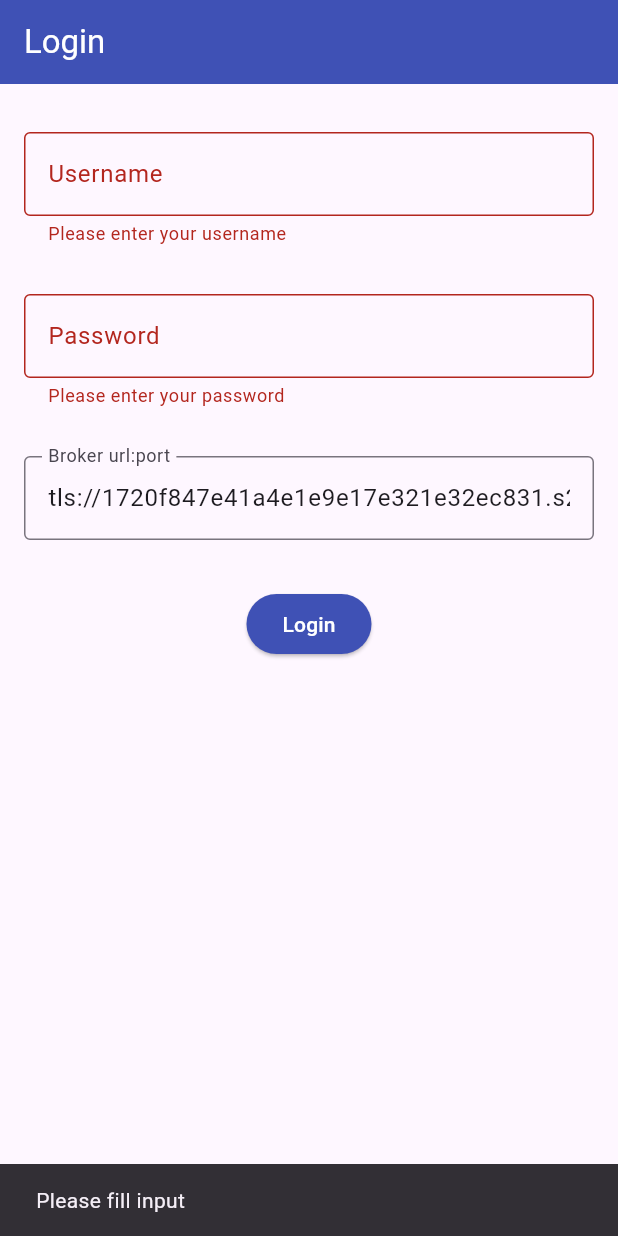
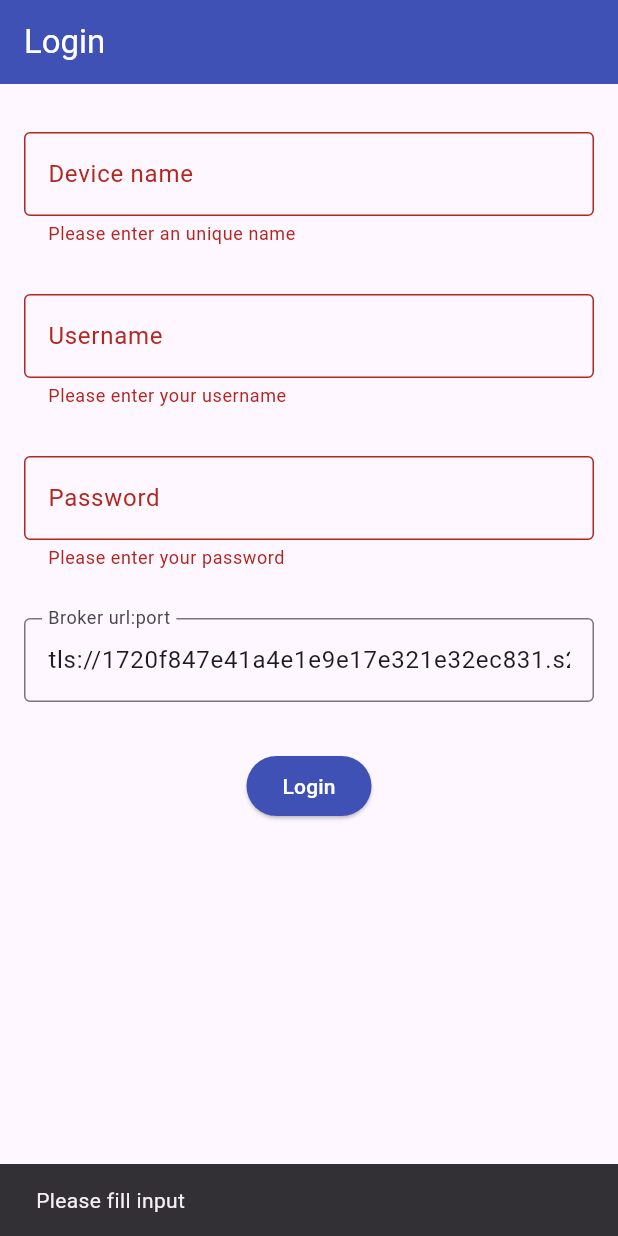
Before and after one commit to madagaga/oCamera, a Flutter app: the screen it shows after launch, after a tap on "Login", on a phone screen of 412 x 824 dp. Run offline on Flutter 3.47's test engine with Material 3 defaults, Android fonts, the phone set to English and light mode, and no system bars; our stand-ins replace get, get_storage, permission_handler; missing offline and left inert: flutter_webrtc, mqtt_client.

Commit message:
Handle device snapshot and persistance Add device display name Add device streaming status fix hangup issue Handle connectionstate Ui upgrades

```diff
--- a/lib/main.dart
+++ b/lib/main.dart
@@ -3,6 +3,7 @@ import 'dart:async';
 
 import 'package:permission_handler/permission_handler.dart';
 import 'package:rtc/models/user.dart';
+import 'package:rtc/models/devices.dart';
 import 'package:rtc/pages/loading/loading_controller.dart';
 import 'package:rtc/services/signaling_channel.dart';
 import 'package:flutter/material.dart';
@@ -17,7 +18,7 @@ void main() async {
   await _initializePermissions();
   await _initializeServices();
 
-  runApp(OcameraApp());
+  runApp(const OcameraApp());
 }
 
 Future<void> _initializePermissions() async {
@@ -28,15 +29,30 @@ Future<void> _initializePermissions() async {
 
 /// This function initializes all services used in the application.
 Future _initializeServices() async {
-  // This logger service YaLogger MUST be implemented BEFORE every services & repositories because they depends of it.
   final storage = GetStorage();
   String? data = storage.read<String>('currentUser');
-  User current = User();
+  // load user
+  User currentUser = User();
   if (data != null) {
     dynamic jsonData = jsonDecode(data);
-    current = User.fromJson(jsonData);
+    currentUser = User.fromJson(jsonData);
   }
-  Get.put(current, permanent: true);
+  Get.put(currentUser, permanent: true);
+
+  Map<String, Device> devices = {};
+
+  if (currentUser.id != '') {
+    // load devices
+    data = storage.read<String>('devices');
+    if (data != null) {
+      dynamic jsonData = jsonDecode(data);
+      for (var item in jsonData) {
+        devices[item['id']] = Device.fromJson(item, true);
+      }
+    }
+  }
+  Get.put(devices, permanent: true);
+
   Get.put(SignalingService(), permanent: true);
 }
 
--- a/lib/models/devices.dart
+++ b/lib/models/devices.dart
@@ -5,20 +5,34 @@ class Device {
   String name = '';
   String type = '';
   bool online = false;
+  bool streaming = false;
   Uint8List snapshot = Uint8List(0);
 
   Device(this.id, this.name, this.type, this.online);
-  Map toJson() => {
-        'name': name,
-        'id': id,
-        'type': type,
-        'online': online,
-      };
 
-  Device.fromJson(Map<String, dynamic> data) {
+  Map toJson(bool full) {
+    Map<String, dynamic> result = {
+      'name': name,
+      'id': id,
+      'type': type,
+      'online': online,
+      'streaming': streaming,
+    };
+    if (full) {
+      result['snapshot'] = snapshot;
+    }
+    return result;
+  }
+
+  Device.fromJson(Map<String, dynamic> data, bool full) {
     id = data['id'];
     name = data['name'];
     online = data['online'];
     type = data['type'];
+    // set streaming if available
+    streaming = data['streaming'] ?? false;
+    if (full) {
+      snapshot = data['snapshot'] ?? Uint8List(0);
+    }
   }
 }
--- a/lib/models/user.dart
+++ b/lib/models/user.dart
@@ -3,6 +3,7 @@ class User {
   String name = '';
   String password = '';
   String broker = '';
+  String deviceName = '';
 
   User();
 
@@ -11,10 +12,11 @@ class User {
     name = data['name'];
     password = data['password'];
     broker = data['broker'];
+    deviceName = data['deviceName'];
   }
 
   Map<String, dynamic> toJson() =>
-      {'name': name, 'id': id, 'password': password, 'broker': broker};
+      {'name': name, 'id': id, 'password': password, 'broker': broker, 'deviceName': deviceName};
 
   bool isValid() {
     if (id.isEmpty || name.isEmpty || password.isEmpty || broker.isEmpty) {
--- a/lib/pages/login/login_controller.dart
+++ b/lib/pages/login/login_controller.dart
@@ -11,12 +11,14 @@ class LoginController extends GetxController {
   ///  The controller constructor.
   LoginController();
 
-  Future<void> saveUserData(String name, String password, String broker) async {
+  Future<void> saveUserData(
+      String name, String password, String broker, String deviceName) async {
     final storage = GetStorage();
     userData.id = DateTime.now().millisecondsSinceEpoch.toString();
     userData.name = name;
     userData.password = password;
     userData.broker = broker;
+    userData.deviceName = deviceName;
 
     await storage.write('currentUser', jsonEncode(userData.toJson()));
     Get.offAndToNamed(Routes.LOADING);
--- a/lib/pages/login/login_view.dart
+++ b/lib/pages/login/login_view.dart
@@ -2,11 +2,12 @@ import 'package:flutter/material.dart';
 import 'package:get/get.dart';
 import 'package:rtc/pages/login/login_controller.dart';
 
-/// This class is the view for the [Home] page.
+/// This class is the view for the [Login] page.
 class LoginView extends GetView<LoginController> {
   LoginView({super.key});
 
   final _formKey = GlobalKey<FormState>();
+  final TextEditingController nameController = TextEditingController();
   final TextEditingController loginController = TextEditingController();
   final TextEditingController passwordController = TextEditingController();
   final TextEditingController brokerController = TextEditingController(
@@ -28,6 +29,21 @@ class LoginView extends GetView<LoginController> {
           child: Column(
             crossAxisAlignment: CrossAxisAlignment.center,
             children: [
+              Padding(
+                padding:
+                    const EdgeInsets.symmetric(horizontal: 8, vertical: 16),
+                child: TextFormField(
+                  controller: nameController,
+                  decoration: const InputDecoration(
+                      border: OutlineInputBorder(), labelText: "Device name"),
+                  validator: (value) {
+                    if (value == null || value.isEmpty) {
+                      return 'Please enter an unique name';
+                    }
+                    return null;
+                  },
+                ),
+              ),
               Padding(
                 padding:
                     const EdgeInsets.symmetric(horizontal: 8, vertical: 16),
@@ -82,8 +98,11 @@ class LoginView extends GetView<LoginController> {
                   child: ElevatedButton(
                     onPressed: () {
                       if (_formKey.currentState!.validate()) {
-                        controller.saveUserData(loginController.text,
-                            passwordController.text, brokerController.text);
+                        controller.saveUserData(
+                            loginController.text,
+                            passwordController.text,
+                            brokerController.text,
+                            nameController.text);
                         // Navigate the user to the Home page
                       } else {
                         ScaffoldMessenger.of(context).showSnackBar(
```
Also changed, not shown: lib/pages/call/call_controller.dart (+56 -44 lines), lib/pages/call/call_view.dart (+7 -9 lines), lib/pages/home/home_controller.dart (+30 -6 lines), lib/pages/home/home_view.dart (+122 -49 lines), lib/services/signaling_channel.dart (+13 -11 lines).
